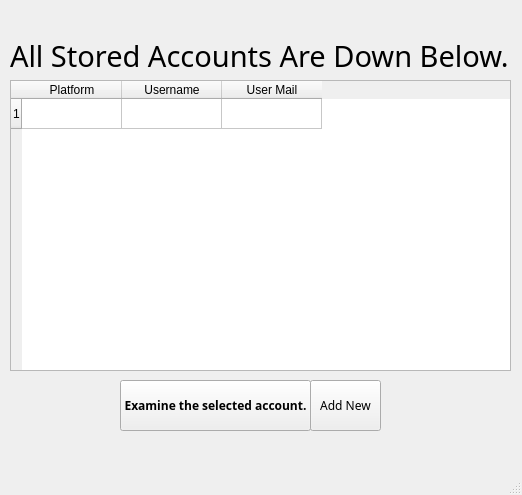
Old version of the form selectionForm.ui in the repository TasarrufluFare/AccountStorageApp.
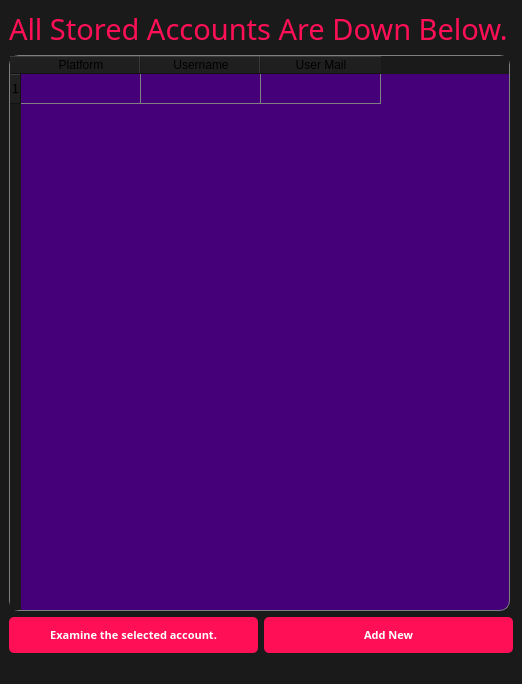
New version of the form. Icons and pictures are not drawn.

What changed in the file:
```diff
--- a/selectionForm.ui
+++ b/selectionForm.ui
@@ -7,82 +7,239 @@
     <x>0</x>
     <y>0</y>
     <width>522</width>
-    <height>495</height>
+    <height>684</height>
    </rect>
   </property>
+  <property name="maximumSize">
+   <size>
+    <width>522</width>
+    <height>16777215</height>
+   </size>
+  </property>
   <property name="windowTitle">
-   <string>MainWindow</string>
+   <string>Account Storage</string>
+  </property>
+  <property name="windowIcon">
+   <iconset>
+    <normaloff>Resources/icons/vault.ico</normaloff>Resources/icons/vault.ico</iconset>
+  </property>
+  <property name="styleSheet">
+   <string notr="true">QWidget
+{
+	background-color: #1a1a1a;
+	color: #000000;
+
+}</string>
   </property>
   <widget class="QWidget" name="centralwidget">
+   <property name="styleSheet">
+    <string notr="true"/>
+   </property>
+   <layout class="QGridLayout" name="gridLayout">
+    <item row="2" column="0">
    <widget class="QPushButton" name="examineButton">
-    <property name="geometry">
-     <rect>
-      <x>120</x>
-      <y>380</y>
-      <width>191</width>
-      <height>51</height>
-     </rect>
-    </property>
     <property name="font">
      <font>
       <family>Verdana Pro Semibold</family>
+        <pointsize>-1</pointsize>
       <weight>75</weight>
       <bold>true</bold>
      </font>
     </property>
+      <property name="styleSheet">
+       <string notr="true">QPushButton
+{
+	background-color: #ff1056;
+	color: #fff;
+	font-size: 11px;
+	font-weight: bold;
+	border: none;
+	border-radius: 5px;
+	padding: 10px;
+
+}
+
+QPushButton::pressed
+{
+	background-color: #CB6FFF;
+
+}</string>
+      </property>
     <property name="text">
      <string>Examine the selected account.</string>
     </property>
    </widget>
-   <widget class="QPushButton" name="addnewButton">
-    <property name="geometry">
-     <rect>
-      <x>310</x>
-      <y>380</y>
-      <width>71</width>
-      <height>51</height>
-     </rect>
-    </property>
-    <property name="font">
-     <font>
-      <family>Verdana Pro Cond</family>
-      <weight>50</weight>
-      <italic>false</italic>
-      <bold>false</bold>
-     </font>
-    </property>
-    <property name="text">
-     <string>Add New</string>
-    </property>
-   </widget>
+    </item>
+    <item row="0" column="0" colspan="2">
    <widget class="QLabel" name="generalLabel">
-    <property name="geometry">
-     <rect>
-      <x>10</x>
-      <y>20</y>
-      <width>511</width>
-      <height>71</height>
-     </rect>
-    </property>
     <property name="font">
      <font>
       <family>Microsoft JhengHei</family>
       <pointsize>22</pointsize>
      </font>
     </property>
+      <property name="styleSheet">
+       <string notr="true">QLabel
+{
+	background-color: transparent;
+	color: #ff1056;
+}</string>
+      </property>
     <property name="text">
      <string>All Stored Accounts Are Down Below.</string>
     </property>
    </widget>
+    </item>
+    <item row="1" column="0" colspan="2">
    <widget class="QTableWidget" name="acc_Table">
-    <property name="geometry">
-     <rect>
-      <x>10</x>
-      <y>80</y>
+      <property name="maximumSize">
+       <size>
       <width>501</width>
-      <height>291</height>
-     </rect>
-    </property>
+        <height>16777215</height>
+       </size>
+      </property>
+      <property name="styleSheet">
+       <string notr="true">QTableWidget
+{
+    background-color: #450079;
+	border: 1px solid gray;
+	border-radius: 10px;
+    color: #f0f0f0;
+    gridline-color: gray;
+    outline : 0;
+
+}
+
+
+QTableWidget::disabled
+{
+    background-color: #242526;
+    border: 1px solid #32414B;
+    color: #656565;
+    gridline-color: #656565;
+    outline : 0;
+
+}
+
+
+QTableWidget::item:hover 
+{
+    background-color: #ff1056;
+    color: #000;
+
+}
+
+
+QTableWidget::item:selected 
+{
+	background-color: #71FF3D;
+    color: #000;
+
+}
+
+
+QTableWidget::item:selected:disabled
+{
+    background-color: #1a1b1c;
+    border: 2px solid #525251;
+    color: #656565;
+
+}
+
+
+QTableCornerButton::section
+{
+	background-color: #ff1056;
+    color: #ff1056;
+	border-radius: 8px;
+
+}
+
+
+QHeaderWidget::section
+{
+	color: #ff1056;
+	border-top: 0px;
+	border-bottom: 1px solid gray;
+	border-right: 1px solid gray;
+	background-color: #ff1056;
+	border-radius: 15px;
+    margin-top:1px;
+	margin-bottom:1px;
+	padding: 5px;
+
+}
+
+
+QHeaderWidget::section:disabled
+{
+    background-color: #525251;
+    color: #656565;
+
+}
+
+
+QHeaderWidget::section:checked
+{
+    color: #000;
+    background-color: #ff3333;
+
+}
+
+
+QHeaderWidget::section:checked:disabled
+{
+    color: #656565;
+    background-color: #525251;
+
+}
+
+
+QHeaderWidget::section::vertical::first,
+QHeaderWidget::section::vertical::only-one
+{
+    border-top: 1px solid #353635;
+	border-radius: 8px;
+
+}
+
+
+QHeaderWidget::section::vertical
+{
+    border-top: 1px solid #353635;
+
+}
+
+
+QHeaderWidget::section::horizontal::first,
+QHeaderWidget::section::horizontal::only-one
+{
+    border-left: 1px solid #353635;
+
+}
+
+
+QHeaderWidget::section::horizontal
+{
+    border-left: 1px solid #353635;
+
+}</string>
+      </property>
+      <property name="sortingEnabled">
+       <bool>true</bool>
+      </property>
+      <attribute name="horizontalHeaderVisible">
+       <bool>true</bool>
+      </attribute>
+      <attribute name="horizontalHeaderCascadingSectionResizes">
+       <bool>false</bool>
+      </attribute>
+      <attribute name="horizontalHeaderMinimumSectionSize">
+       <number>0</number>
+      </attribute>
+      <attribute name="horizontalHeaderDefaultSectionSize">
+       <number>120</number>
+      </attribute>
     <row>
      <property name="text">
       <string>1</string>
@@ -104,6 +261,43 @@
      </property>
     </column>
    </widget>
+    </item>
+    <item row="2" column="1">
+     <widget class="QPushButton" name="addnewButton">
+      <property name="font">
+       <font>
+        <family>Verdana Pro Cond</family>
+        <pointsize>-1</pointsize>
+        <weight>75</weight>
+        <italic>false</italic>
+        <bold>true</bold>
+       </font>
+      </property>
+      <property name="styleSheet">
+       <string notr="true">QPushButton
+{
+	background-color: #ff1056;
+	color: #fff;
+	font-size: 11px;
+	font-weight: bold;
+	border: none;
+	border-radius: 5px;
+	padding: 10px;
+
+}
+
+QPushButton::pressed
+{
+	background-color: #CB6FFF;
+
+}</string>
+      </property>
+      <property name="text">
+       <string>Add New</string>
+      </property>
+     </widget>
+    </item>
+   </layout>
   </widget>
   <widget class="QMenuBar" name="menubar">
    <property name="geometry">
```
Lines whose indentation alone changed are shown as unchanged.
